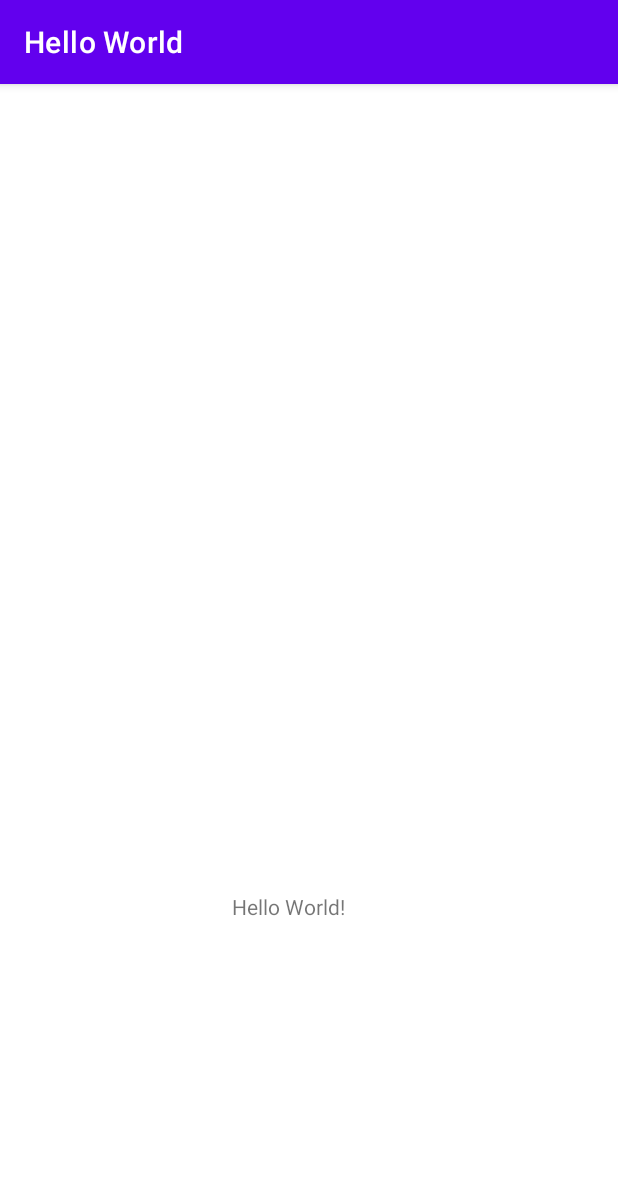
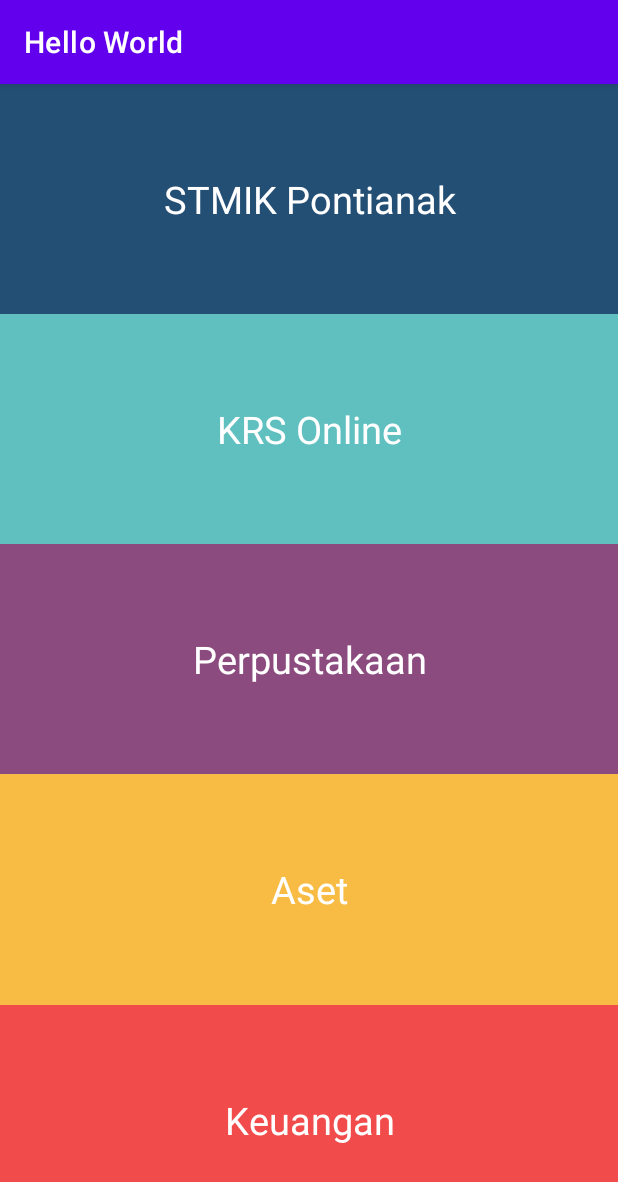
Before and after one commit to ThikerXCX/android, an Android app: the screen it shows after launch (MainActivity), on a phone screen of 412 x 824 dp. Shown: the top 1182 px of the screen. Run offline under Robolectric (Android 15) with nearby library versions, the phone set to English and light mode, and no system bars.

Commit message:
5 screen

```diff
--- a/app/src/main/res/layout/activity_main.xml
+++ b/app/src/main/res/layout/activity_main.xml
@@ -1,20 +1,66 @@
 <?xml version="1.0" encoding="utf-8"?>
-<androidx.constraintlayout.widget.ConstraintLayout xmlns:android="http://schemas.android.com/apk/res/android"
+<LinearLayout xmlns:android="http://schemas.android.com/apk/res/android"
     xmlns:app="http://schemas.android.com/apk/res-auto"
     xmlns:tools="http://schemas.android.com/tools"
     android:layout_width="match_parent"
     android:layout_height="match_parent"
-    tools:context=".MainActivity">
+    tools:context=".MainActivity"
+    android:orientation="vertical">
 
     <TextView
-        android:layout_width="102dp"
-        android:layout_height="22dp"
-        android:text="Hello World!"
-        app:layout_constraintBottom_toBottomOf="parent"
-        app:layout_constraintHorizontal_bias="0.498"
-        app:layout_constraintLeft_toLeftOf="parent"
-        app:layout_constraintRight_toRightOf="parent"
-        app:layout_constraintTop_toTopOf="parent"
-        app:layout_constraintVertical_bias="0.722" />
+        android:layout_width="match_parent"
+        android:layout_height="wrap_content"
+        android:text="STMIK Pontianak"
+        android:background="#244f75"
+        android:textColor="#FFFFFF"
+        android:gravity="center"
+        android:padding="10dp"
+        android:layout_weight="1"
+        android:textSize="25sp"
+        />
+    <TextView
+        android:layout_width="match_parent"
+        android:layout_height="wrap_content"
+        android:text="KRS Online"
+        android:background="#60bfbf"
+        android:textColor="#FFFFFF"
+        android:gravity="center"
+        android:padding="10dp"
+        android:layout_weight="1"
+        android:textSize="25sp"
+        />
+    <TextView
+        android:layout_width="match_parent"
+        android:layout_height="wrap_content"
+        android:text="Perpustakaan"
+        android:background="#8C4B7E"
+        android:textColor="#FFFFFF"
+        android:gravity="center"
+        android:padding="10dp"
+        android:layout_weight="1"
+        android:textSize="25sp"
+        />
+    <TextView
+        android:layout_width="match_parent"
+        android:layout_height="wrap_content"
+        android:text="Aset"
+        android:background="#f8bb44"
+        android:textColor="#FFFFFF"
+        android:gravity="center"
+        android:padding="10dp"
+        android:layout_weight="1"
+        android:textSize="25sp"
+        />
+    <TextView
+        android:layout_width="match_parent"
+        android:layout_height="wrap_content"
+        android:text="Keuangan"
+        android:background="#f24b4b"
+        android:textColor="#FFFFFF"
+        android:gravity="center"
+        android:padding="10dp"
+        android:layout_weight="1"
+        android:textSize="25sp"
+        />
 
-</androidx.constraintlayout.widget.ConstraintLayout>
+</LinearLayout>
```
Also changed, not shown: app/src/main/AndroidManifest.xml (line endings or trailing spaces).
